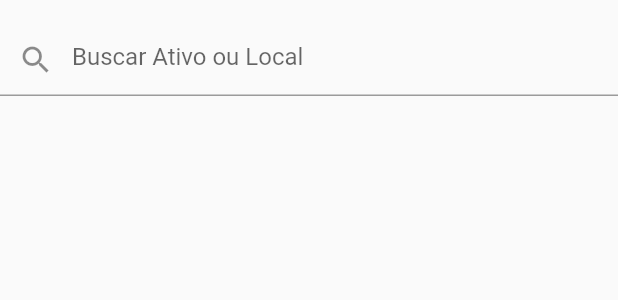
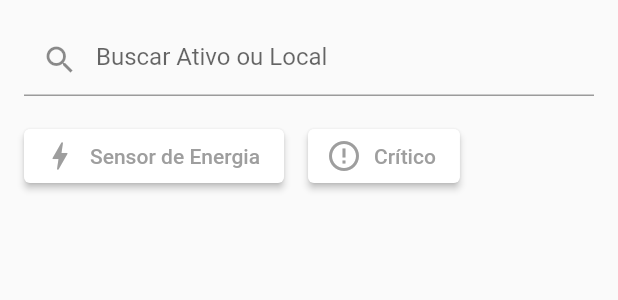
Before and after one commit to EduardoM-GO/asset_tree, a Flutter app: the AssetsBodyWidget widget shown alone on an empty page, opened directly with empty values, on a phone screen of 412 x 824 dp. Shown: the top 300 px of the screen. Run offline on Flutter 3.47's test engine with Material 3 defaults, Android fonts, the phone set to English and light mode, and no system bars; network calls fail.

Commit message:
Feat: Finalizado o botão do filtro

```diff
--- a/lib/models/asset.dart
+++ b/lib/models/asset.dart
@@ -31,9 +31,9 @@ class Asset {
         parentId: map['parentId'],
         sensorId: map['sensorId'],
         sensorType: map['sensorType'],
-        status: StatusAsset.values.cast().firstWhere(
+        status: StatusAsset.values.cast<StatusAsset?>().firstWhere(
             (e) =>
-                e.name.toLowerCase() == map['status'].toString().toLowerCase(),
+                e?.name.toLowerCase() == map['status'].toString().toLowerCase(),
             orElse: () => null),
         gatewayId: map['gatewayId'],
         locationId: map['locationId'],
--- a/lib/views/assets/widgets/assets_body_widget.dart
+++ b/lib/views/assets/widgets/assets_body_widget.dart
@@ -3,6 +3,7 @@ import 'dart:async';
 import 'package:asset_tree/controllers/tree_node_controller.dart';
 import 'package:asset_tree/models/asset.dart';
 import 'package:asset_tree/models/tree_node.dart';
+import 'package:asset_tree/views/assets/widgets/assets_filter_widget.dart';
 import 'package:asset_tree/views/assets/widgets/card_asset_widget.dart';
 import 'package:flutter/material.dart';
 
@@ -39,15 +40,12 @@ class _AssetsBodyWidgetState extends State<AssetsBodyWidget> {
 
   @override
   Widget build(BuildContext context) {
-    return Column(
+    return Padding(
+      padding: const EdgeInsets.all(16.0),
+      child: Column(
         children: [
-        const SizedBox(height: 16),
-        TextField(
-          decoration: const InputDecoration(
-            hintText: 'Buscar Ativo ou Local',
-            prefixIcon: Icon(Icons.search),
-          ),
-          controller: searchController,
+          AssetsFilterWidget(
+            onFilter: ({required search, required status}) {},
           ),
           const SizedBox(height: 16),
           Expanded(
@@ -62,6 +60,7 @@ class _AssetsBodyWidgetState extends State<AssetsBodyWidget> {
                   ),
           ),
         ],
+      ),
     );
   }
 
--- a/lib/views/assets/widgets/assets_filter_widget.dart
+++ b/lib/views/assets/widgets/assets_filter_widget.dart
@@ -1,4 +1,7 @@
+import 'dart:async';
+
 import 'package:asset_tree/models/asset.dart';
+import 'package:asset_tree/widgets/button_selection_widget.dart';
 import 'package:flutter/material.dart';
 
 typedef OnFilter = void Function(
@@ -15,11 +18,19 @@ class AssetsFilterWidget extends StatefulWidget {
 class _AssetsFilterWidgetState extends State<AssetsFilterWidget> {
   late String search;
   late StatusAsset? status;
+  Timer? _debounce;
 
   @override
   void initState() {
     super.initState();
+    search = '';
     status = null;
+  }
+
+  @override
+  void dispose() {
+    _debounce?.cancel();
+    super.dispose();
   }
 
   @override
@@ -31,17 +42,48 @@ class _AssetsFilterWidgetState extends State<AssetsFilterWidget> {
               hintText: 'Buscar Ativo ou Local',
               prefixIcon: Icon(Icons.search),
             ),
-            onChanged: (value) => onFilter(),
+            onChanged: (value) {
+              search = value;
+              onFilter();
+            },
           ),
           const SizedBox(height: 16),
           Row(
             mainAxisSize: MainAxisSize.max,
             children: [
-
+              ButtonSelectionWidget(
+                isSelected: status == StatusAsset.operating,
+                onChanged: (value) {
+                  setState(() {
+                    status = value ? StatusAsset.operating : null;
+                  });
+                  onFilter();
+                },
+                label: 'Sensor de Energia',
+                icon: Icons.bolt,
+              ),
+              const SizedBox(width: 16),
+              ButtonSelectionWidget(
+                isSelected: status == StatusAsset.alert,
+                onChanged: (value) {
+                  setState(() {
+                    status = value ? StatusAsset.alert : null;
+                  });
+                  onFilter();
+                },
+                label: 'Crítico',
+                icon: Icons.error_outline,
+              ),
             ],
           )
         ],
       );
 
-  void onFilter() => widget.onFilter(search: search, status: status);
+  void onFilter() {
+    if (_debounce?.isActive ?? false) {
+      _debounce?.cancel();
+    }
+    _debounce = Timer(const Duration(milliseconds: 500),
+        () => widget.onFilter(search: search, status: status));
+  }
 }
--- a/lib/widgets/button_selection_widget.dart
+++ b/lib/widgets/button_selection_widget.dart
@@ -1,17 +1,70 @@
-import 'package:asset_tree/models/asset.dart';
 import 'package:flutter/material.dart';
 
 class ButtonSelectionWidget extends StatefulWidget {
+  final String label;
+  final IconData icon;
+  final bool isSelected;
   final void Function(bool value) onChanged;
-  const ButtonSelectionWidget({super.key, required this.onChanged});
+  const ButtonSelectionWidget({
+    super.key,
+    required this.label,
+    required this.icon,
+    this.isSelected = false,
+    required this.onChanged,
+  });
 
   @override
   State<ButtonSelectionWidget> createState() => _ButtonSelectionWidgetState();
 }
 
 class _ButtonSelectionWidgetState extends State<ButtonSelectionWidget> {
+  late bool isSelected;
+
+  @override
+  void initState() {
+    super.initState();
+    isSelected = widget.isSelected;
+  }
+
+  @override
+  void didUpdateWidget(covariant ButtonSelectionWidget oldWidget) {
+    super.didUpdateWidget(oldWidget);
+    if (oldWidget.isSelected != widget.isSelected) {
+      isSelected = widget.isSelected;
+    }
+  }
+
+  late ColorScheme colorScheme;
+  @override
+  void didChangeDependencies() {
+    super.didChangeDependencies();
+    colorScheme = Theme.of(context).colorScheme;
+  }
+
   @override
   Widget build(BuildContext context) {
-    return SizedBox();
+    return ElevatedButton.icon(
+      onPressed: () {
+        setState(() {
+          isSelected = !isSelected;
+          widget.onChanged(isSelected);
+        });
+      },
+      label: Text(widget.label,
+          style: const TextStyle(fontWeight: FontWeight.w500)),
+      icon: Icon(widget.icon),
+      style: buttonStyle,
+    );
+  }
+
+  ButtonStyle get buttonStyle {
+    return ButtonStyle(
+      backgroundColor: WidgetStateProperty.all<Color>(
+        isSelected ? colorScheme.primary : Colors.white,
+      ),
+      foregroundColor: WidgetStatePropertyAll(
+        isSelected ? Colors.white : Colors.grey,
+      ),
+    );
   }
 }
```
Lines whose indentation alone changed are shown as unchanged.
